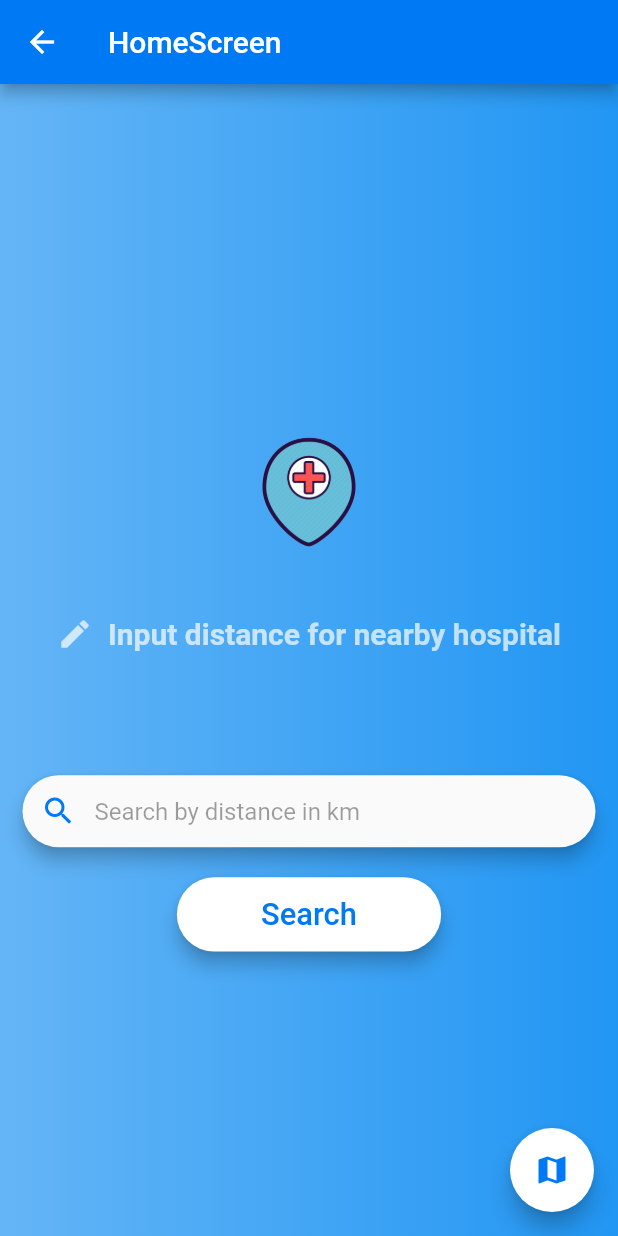
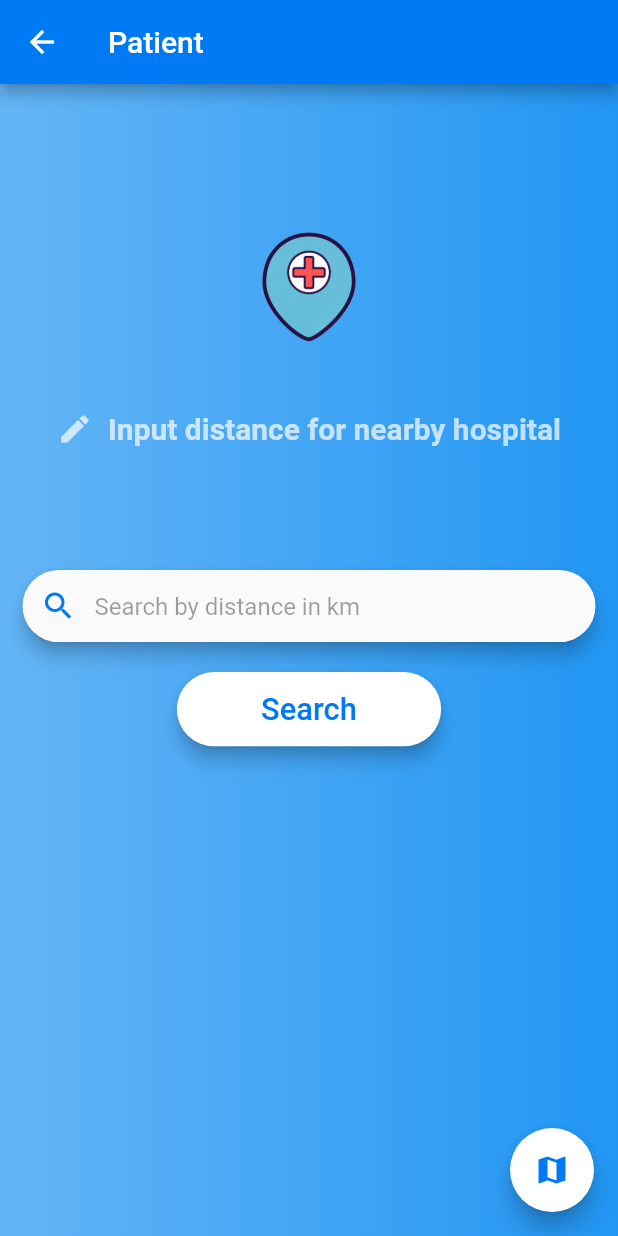
Before and after one commit to saarthak08/Hospitality-MobileClient, a Flutter app: the screen it shows after launch, after a tap on "Patient", on a phone screen of 412 x 824 dp. Run offline on Flutter 3.47's test engine with Material 2 defaults, Android fonts, the phone set to English and light mode, and no system bars; our stand-ins replace fluttertoast, google_maps_flutter, location, sliding_up_panel; Roboto replaces fonts that are missing (Ubuntu).

Commit message:
UI upgradation

```diff
--- a/lib/src/screens/auth_screen.dart
+++ b/lib/src/screens/auth_screen.dart
@@ -43,21 +43,55 @@ class _AuthScreenState extends State<AuthScreen> {
                 ],
               ),
               RaisedButton(
-                child: Text('Patient'),
-                elevation: 10,
-                color: Colors.white70,
+                elevation: 5,
+                shape: RoundedRectangleBorder(
+                    borderRadius: BorderRadius.circular(25)),
+                splashColor: Colors.white,
+                color: Colors.white,
+                child: Container(
+                  width: getViewportWidth(context) * 0.35,
+                  height: getViewportHeight(context) * 0.06,
+                  alignment: Alignment.center,
+                  child: Text(
+                    'Patient',
+                    textAlign: TextAlign.center,
+                    style: TextStyle(
+                      color: Theme.of(context).primaryColor,
+                      fontFamily: "Ubuntu",
+                      fontSize: getViewportHeight(context) * 0.025,
+                    ),
+                  ),
+                ),
+                textColor: Colors.white,
                 animationDuration: Duration(milliseconds: 200),
-                onPressed: () => Navigator.pushReplacement(
-                    context, BouncyPageRoute(widget: HomeScreen())),
+                onPressed: () => Navigator.pushReplacement(context,
+                    BouncyPageRoute(widget: HomeScreen(title: 'Patient'))),
               ),
               // SizedBox(height: getDeviceHeight(context) * 0.2),
               RaisedButton(
-                child: Text('Hospital'),
-                elevation: 10,
-                color: Colors.white70,
+                elevation: 5,
+                shape: RoundedRectangleBorder(
+                    borderRadius: BorderRadius.circular(25)),
+                splashColor: Colors.white,
+                color: Colors.white,
+                child: Container(
+                  width: getViewportWidth(context) * 0.35,
+                  height: getViewportHeight(context) * 0.06,
+                  alignment: Alignment.center,
+                  child: Text(
+                    'Hospital',
+                    textAlign: TextAlign.center,
+                    style: TextStyle(
+                      color: Theme.of(context).primaryColor,
+                      fontFamily: "Ubuntu",
+                      fontSize: getViewportHeight(context) * 0.025,
+                    ),
+                  ),
+                ),
+                textColor: Colors.white,
                 animationDuration: Duration(milliseconds: 200),
-                onPressed: () =>
-                    Navigator.pushReplacementNamed(context, '/home'),
+                onPressed: () => Navigator.pushReplacement(context,
+                    BouncyPageRoute(widget: HomeScreen(title: 'Doctor'))),
               ),
             ],
           ),
--- a/lib/src/screens/home_screen.dart
+++ b/lib/src/screens/home_screen.dart
@@ -44,14 +44,19 @@ class _HomeScreenState extends State<HomeScreen> {
     hospitalListProvider = Provider.of<HospitalListProvider>(context);
 
     return Scaffold(
+      // resizeToAvoidBottomInset: false,
       appBar: AppBar(
-        title: Text('HomeScreen'),
+        title: Text(widget.title),
       ),
       body: Container(
+        height: getDeviceHeight(context),
         decoration: BoxDecoration(
           gradient: LinearGradient(
               colors: [Colors.blue.shade300, Colors.blue.shade500]),
         ),
+        child: SingleChildScrollView(
+          child: Container(
+            height: getDeviceHeight(context) * 0.8,
             child: Center(
               child: Column(
                 mainAxisAlignment: MainAxisAlignment.center,
@@ -106,11 +111,12 @@ class _HomeScreenState extends State<HomeScreen> {
                                 onPressed: () {
                                   _submitForm();
                                   _formKey.currentState.reset();
-                              FocusScope.of(context).requestFocus(FocusNode());
+                                  FocusScope.of(context)
+                                      .requestFocus(FocusNode());
                                 }),
                             border: InputBorder.none,
-                        contentPadding:
-                            EdgeInsets.symmetric(horizontal: 25, vertical: 13),
+                            contentPadding: EdgeInsets.symmetric(
+                                horizontal: 25, vertical: 13),
                           ),
                           keyboardType: TextInputType.phone,
                           onChanged: (String value) {
@@ -151,14 +157,18 @@ class _HomeScreenState extends State<HomeScreen> {
                       FocusScope.of(context).requestFocus(FocusNode());
                     },
                   ),
+                  SizedBox(height: getDeviceHeight(context) * 0.2)
                 ],
+              ),
+            ),
           ),
         ),
       ),
       floatingActionButton: FloatingActionButton(
         backgroundColor: Colors.white,
         onPressed: () async {
-          await getLocation().then((value) async {
+          await getLocation().then(
+            (value) async {
               if (value == null) {
                 Fluttertoast.showToast(
                     msg: "Error in getting location",
@@ -185,7 +195,8 @@ class _HomeScreenState extends State<HomeScreen> {
 
                 Navigator.pushNamed(context, "/map");
               }
-          });
+            },
+          );
         },
         tooltip: 'Increment',
         child: Icon(
--- a/lib/src/screens/map_screen.dart
+++ b/lib/src/screens/map_screen.dart
@@ -64,25 +64,33 @@ class MapSampleState extends State<MapSample> {
       ),
       body: SlidingUpPanel(
         controller: controller,
-        borderRadius: BorderRadius.circular(40),
+        borderRadius: BorderRadius.circular(20),
         backdropEnabled: true,
         panel: Column(
           children: <Widget>[
             Card(
               elevation: 2,
+              color: Colors.blueAccent,
               shape: RoundedRectangleBorder(
                   borderRadius: BorderRadius.circular(40)),
               child: Container(
                 width: getViewportWidth(context),
                 height: getViewportHeight(context) * 0.1,
                 child: Center(
-                      child: Text("Hospitals",
+                  child: Text(
+                    "Hospitals",
                     style: TextStyle(
-                              fontSize: 40, fontFamily: "Montserrat")),
-                    ))),
+                        color: Colors.white,
+                        fontSize: 40,
+                        fontFamily: "Montserrat"),
+                  ),
+                ),
+              ),
+            ),
             ListView.builder(
               addAutomaticKeepAlives: false,
-              physics: ScrollPhysics(), // to disable GridView's scrolling
+              physics:
+                  BouncingScrollPhysics(), // to disable GridView's scrolling
               shrinkWrap: true,
               itemBuilder: (context, int index) {
                 return HospitalListViewItem(
--- a/lib/src/widgets/hospital_listview_item.dart
+++ b/lib/src/widgets/hospital_listview_item.dart
@@ -16,6 +16,7 @@ class HospitalListViewItem extends StatelessWidget {
   @override
   Widget build(BuildContext context) {
     return Card(
+      elevation: 5,
       margin: EdgeInsets.only(
         top: getViewportHeight(context) * 0.02,
         left: getViewportWidth(context) * 0.04,
```
Lines whose indentation alone changed are shown as unchanged.
